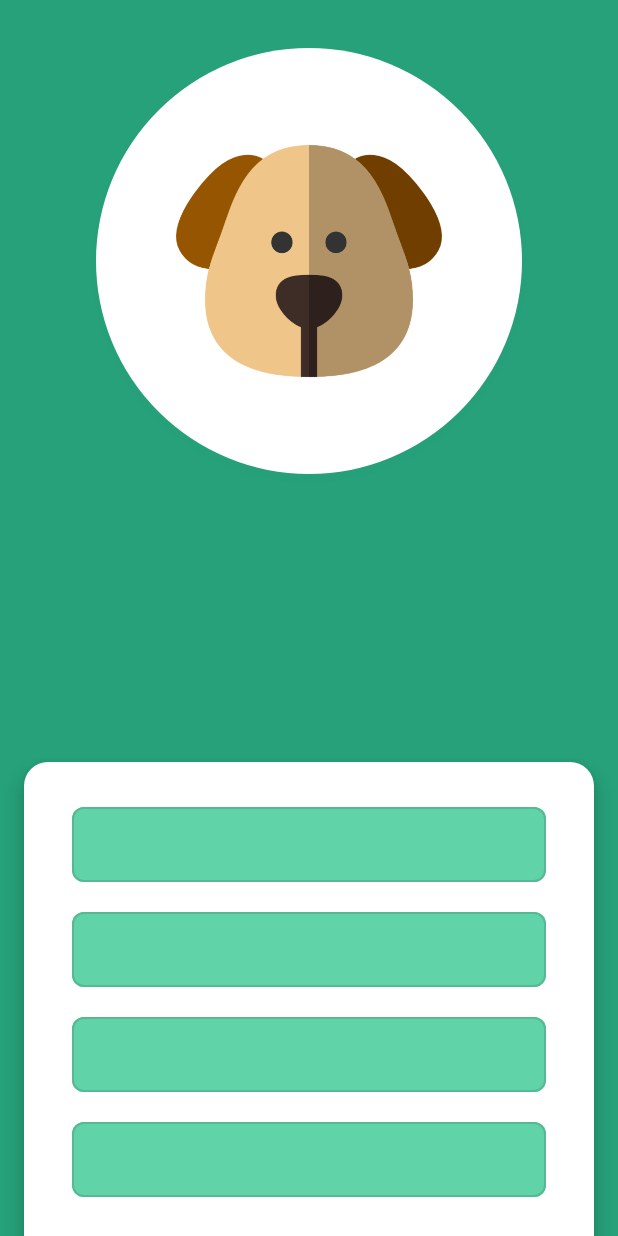
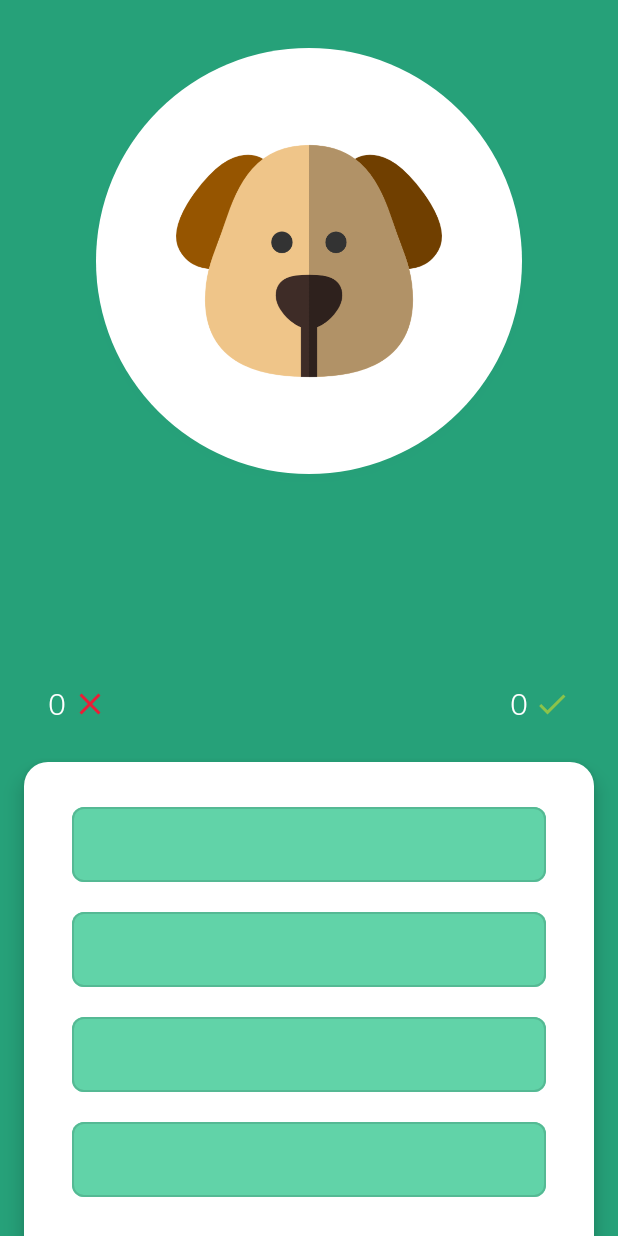
Before and after one commit to ilyaNemkovich/Dogs, an Android app: the RandomDogImageFragment screen opened through its navigation route, on a phone screen of 412 x 824 dp. Run offline under Robolectric (Android 15) with nearby library versions, the phone set to English and light mode, and no system bars; our stand-ins replace Dagger/Hilt's generated code, RxJava, Shimmer, data binding; network calls fail; pictures from the network do not load.

Commit message:
answer animation impl

```diff
--- a/app/src/main/java/com/example/dogs/ui/fragment/randomDogImage/RandomDogImageViewModel.kt
+++ b/app/src/main/java/com/example/dogs/ui/fragment/randomDogImage/RandomDogImageViewModel.kt
@@ -16,6 +16,9 @@ class RandomDogImageViewModel @Inject constructor(private val dogApi: DogApi) :
     val randomImageResponse = ObservableField<List<RandomImageQuiz>>()
     val mutableRandomImageResponse = MutableLiveData<List<RandomImageQuiz>>()
     val mutableBreadImagesResponse = MutableLiveData<DogBreeds>()
+
+    var wrongAnswers = 0
+    var rightAnswers = 0
 
     init {
         loadRandomUrl()
--- /dev/null
+++ b/app/src/main/res/drawable/ic_right_24dp.xml
@@ -0,0 +1,5 @@
+<vector android:height="24dp" android:tint="#8BC34A"
+    android:viewportHeight="24.0" android:viewportWidth="24.0"
+    android:width="24dp" xmlns:android="http://schemas.android.com/apk/res/android">
+    <path android:fillColor="#FF000000" android:pathData="M9,16.17L4.83,12l-1.42,1.41L9,19 21,7l-1.41,-1.41z"/>
+</vector>
--- /dev/null
+++ b/app/src/main/res/drawable/ic_wrong_24dp.xml
@@ -0,0 +1,5 @@
+<vector android:height="24dp" android:tint="#E91E36"
+    android:viewportHeight="24.0" android:viewportWidth="24.0"
+    android:width="24dp" xmlns:android="http://schemas.android.com/apk/res/android">
+    <path android:fillColor="#FF000000" android:pathData="M19,6.41L17.59,5 12,10.59 6.41,5 5,6.41 10.59,12 5,17.59 6.41,19 12,13.41 17.59,19 19,17.59 13.41,12z"/>
+</vector>
--- a/app/src/main/res/layout/fragment_random_dog.xml
+++ b/app/src/main/res/layout/fragment_random_dog.xml
@@ -70,5 +70,27 @@
             <include layout="@layout/item_quiz_place_holder" />
             </LinearLayout>
         </com.facebook.shimmer.ShimmerFrameLayout>
+        <TextView
+                android:textSize="20sp"
+                android:text="@string/_0"
+                android:textColor="@android:color/white"
+                android:drawableEnd="@drawable/ic_wrong_24dp"
+                android:drawablePadding="4dp"
+                android:layout_width="wrap_content"
+                android:layout_height="wrap_content"
+                android:id="@+id/tv_wrong_answ" android:layout_marginBottom="24dp"
+                app:layout_constraintBottom_toTopOf="@+id/shimmerLayout"
+                app:layout_constraintStart_toStartOf="@+id/shimmerLayout" android:layout_marginStart="16dp"/>
+        <TextView
+                android:textSize="20sp"
+                android:text="@string/_0"
+                android:textColor="@android:color/white"
+                android:drawableEnd="@drawable/ic_right_24dp"
+                android:drawablePadding="4dp"
+                android:layout_width="wrap_content"
+                android:layout_height="wrap_content"
+                android:id="@+id/tv_right_answ" app:layout_constraintEnd_toEndOf="@+id/shimmerLayout"
+                android:layout_marginBottom="24dp"
+                app:layout_constraintBottom_toTopOf="@+id/shimmerLayout" android:layout_marginEnd="16dp"/>
     </androidx.constraintlayout.widget.ConstraintLayout>
 </layout>
--- a/app/src/main/res/layout/item_quiz_answer.xml
+++ b/app/src/main/res/layout/item_quiz_answer.xml
@@ -9,6 +9,9 @@
         <com.google.android.material.button.MaterialButton
                 android:layout_width="match_parent"
                 android:layout_height="match_parent"
+                android:stateListAnimator="@null"
+                app:strokeWidth="1dp"
+                app:strokeColor="#C4C4C4"
                 android:textColor="@color/primaryTextColor"
                 android:maxLines="1"
                 app:rippleColor="@color/primaryDarkColor"
@@ -19,7 +22,6 @@
                 app:layout_constraintEnd_toEndOf="parent"
                 app:layout_constraintTop_toTopOf="parent"
                 android:id="@+id/button"
-                style="@style/Widget.MaterialComponents.Button.OutlinedButton"
                 android:layout_marginTop="8dp"/>
     </androidx.constraintlayout.widget.ConstraintLayout>
 </layout>
--- a/app/src/main/res/values/strings.xml
+++ b/app/src/main/res/values/strings.xml
@@ -4,4 +4,5 @@
     <string name="quiz">Quiz</string>
     <string name="info">App Info</string>
     <string name="image">image</string>
+    <string name="_0">0</string>
 </resources>
```
Also changed, not shown: app/src/main/java/com/example/dogs/ui/fragment/randomDogImage/RandomDogImageFragment.kt (+18 -3 lines).
